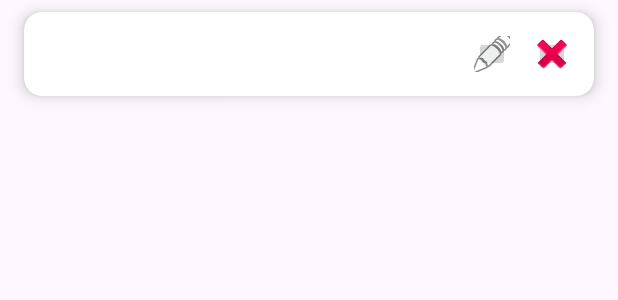
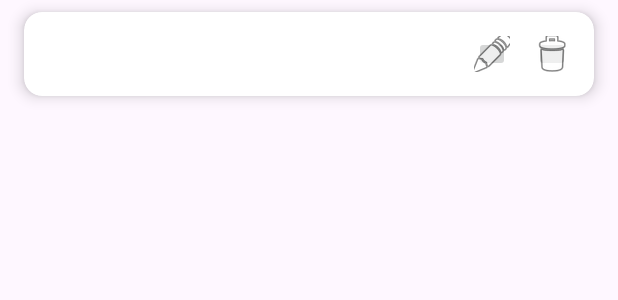
Before and after one commit to sunil3226/Notes_App, an Android app: the layout items.xml on its own in the app's theme, with its tools: preview values and no code run, on a phone screen of 412 x 824 dp. Shown: the top 300 px of the screen. Run offline under Robolectric (Android 15) with nearby library versions, the phone set to English and light mode, and no system bars.

Commit message:
feat(ui): replace edit, and delete icons with updated versions

```diff
--- a/app/src/main/res/layout/items.xml
+++ b/app/src/main/res/layout/items.xml
@@ -40,7 +40,7 @@
             android:id="@+id/deleteButton"
             android:layout_width="24dp"
             android:layout_height="24dp"
-            android:src="@android:drawable/ic_delete"
+            android:src="@android:drawable/ic_menu_delete"
             app:layout_constraintTop_toTopOf="@+id/taskName"
             app:layout_constraintBottom_toBottomOf="@+id/taskName"
             app:layout_constraintEnd_toEndOf="parent"/>
```
